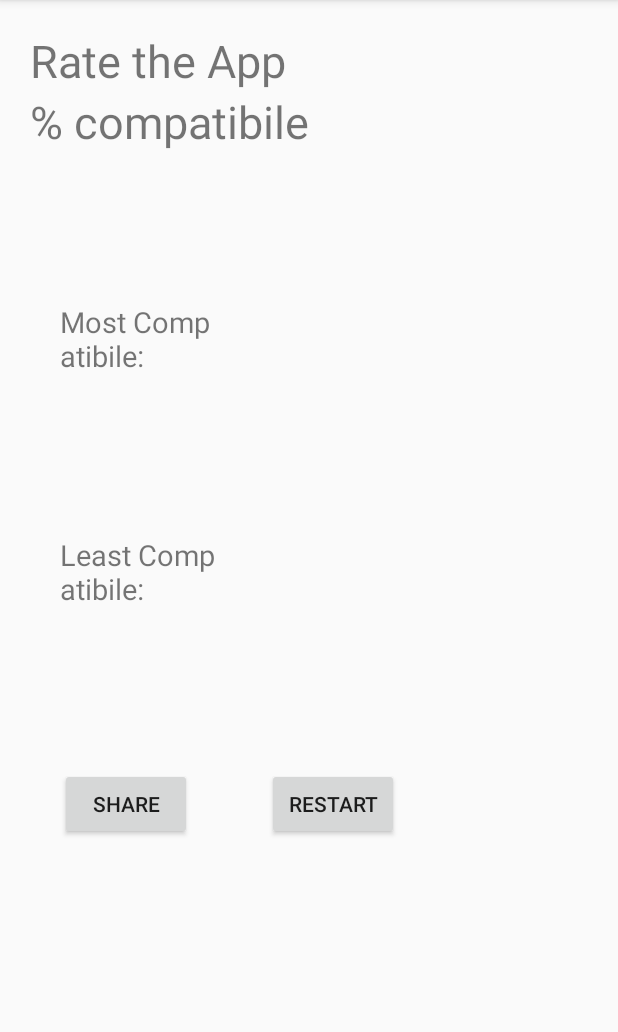
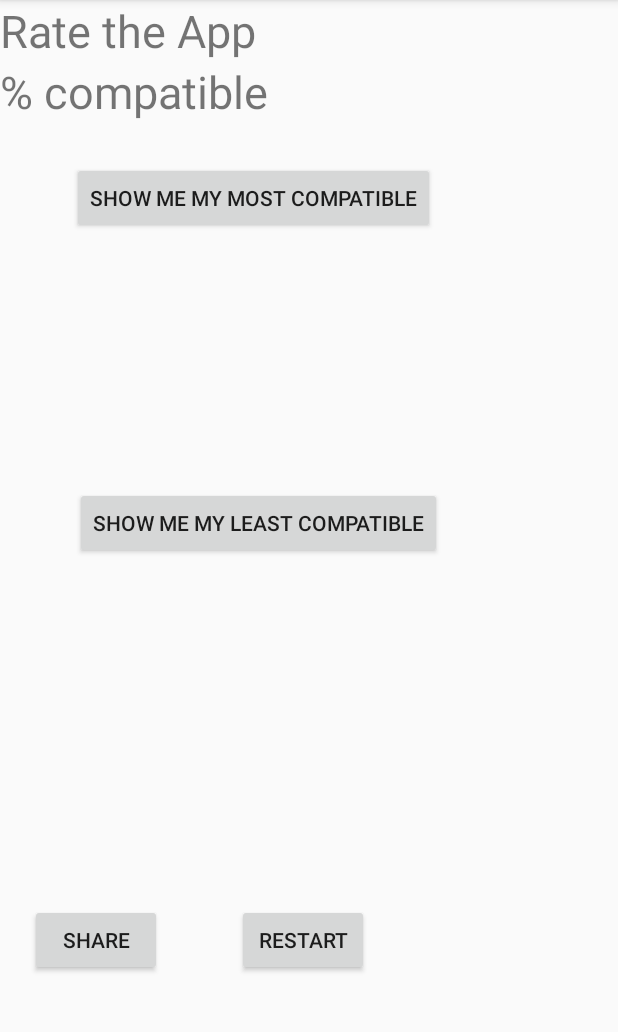
Before and after one commit to kdesai0512/CompatibilityApp, an Android app: the FinalActivity screen opened directly, with no data from a screen before it, on a phone screen of 412 x 824 dp, the part 84-1116 px from its top. Run offline under Robolectric (Android 15) with nearby library versions, the phone set to English and light mode, and no system bars; Roboto replaces fonts that are not available here.

Commit message:
finished printing the most and least compatible except for the age situation.

```diff
--- a/app/src/main/java/com/example/compatibilityapp/FinalActivity.java
+++ b/app/src/main/java/com/example/compatibilityapp/FinalActivity.java
@@ -5,6 +5,8 @@ import androidx.appcompat.app.AppCompatActivity;
 import android.content.Intent;
 import android.os.Bundle;
 import android.view.View;
+import android.widget.Button;
+import android.widget.TextView;
 
 import java.util.ArrayList;
 
@@ -46,6 +48,9 @@ public class FinalActivity extends AppCompatActivity {
     String gamer2, athlete2, musician2, influencer2, cook2, writer2, traveler2, artist2;
     String rich, social, intel, fun, looks;
     String feet, inch, min, max,gender;
+    Button button, button2;
+    TextView text, text2;
+
 
 
     @Override
@@ -53,45 +58,50 @@ public class FinalActivity extends AppCompatActivity {
         super.onCreate(savedInstanceState);
         setContentView(R.layout.activity_final);
 
+        System.out.println("hello");
 
-        Intent intent = getIntent();
-        first_name_str = intent.getStringExtra(MY_FIRST_NAME);
-        last_name_str = intent.getStringExtra(MY_LAST_NAME);
-        b_day = intent.getStringExtra(MY_BIRTHDAY);
-        horoscope = intent.getStringExtra(MY_HOROSCOPE);
+        first_name_str = MY_FIRST_NAME;
+        last_name_str = MY_LAST_NAME;
+        b_day = MY_BIRTHDAY;
+        horoscope = MY_HOROSCOPE;
 
-        gamer2 = intent.getStringExtra(YOUR_GAMER);
-        athlete2 = intent.getStringExtra(YOUR_ATHLETE);
-        musician2 = intent.getStringExtra(YOUR_MUSICIAN);
-        influencer2 = intent.getStringExtra(YOUR_INFLUENCER);
-        cook2 = intent.getStringExtra(YOUR_COOK);
-        writer2 = intent.getStringExtra(YOUR_WRITER);
-        traveler2 = intent.getStringExtra(YOUR_TRAVELER);
-        artist2 = intent.getStringExtra(YOUR_ARTIST);
+        gamer2 = YOUR_GAMER;
+        athlete2 = YOUR_ATHLETE;
+        musician2 = YOUR_MUSICIAN;
+        influencer2 = YOUR_INFLUENCER;
+        cook2 = YOUR_COOK;
+        writer2 = YOUR_WRITER;
+        traveler2 = YOUR_TRAVELER;
+        artist2 = YOUR_ARTIST;
 
-        rich = intent.getStringExtra(RICH_VALUE);
-        social = intent.getStringExtra(SOCIAL_VALUE);
-        intel = intent.getStringExtra(INTEL_VALUE);
-        fun = intent.getStringExtra(FUN_VALUE);
-        looks = intent.getStringExtra(LOOKS_VALUE);
-        feet = intent.getStringExtra(THEIR_FEET);
-        inch = intent.getStringExtra(THEIR_INCHES);
-        min = intent.getStringExtra(THEIR_MIN);
-        max = intent.getStringExtra(THEIR_MAX);
-        gender = intent.getStringExtra(THEIR_GENDER);
+        rich = RICH_VALUE;
+        social = SOCIAL_VALUE;
+        intel = INTEL_VALUE;
+        fun = FUN_VALUE;
+        looks = LOOKS_VALUE;
+        feet = THEIR_FEET;
+        inch = THEIR_INCHES;
+        min = THEIR_MIN;
+        max = THEIR_MAX;
+        gender = THEIR_GENDER;
 
-        gamer1 = intent.getStringExtra(THEIR_GAMER);
-        athlete1 = intent.getStringExtra(THEIR_ATHLETE);
-        musician1 = intent.getStringExtra(THEIR_MUSICIAN);
-        influencer1 = intent.getStringExtra(THEIR_INFLUENCER);
-        cook1 = intent.getStringExtra(THEIR_COOK);
-        writer1 = intent.getStringExtra(THEIR_WRITER);
-        traveler1 = intent.getStringExtra(THEIR_TRAVELER);
-        artist1 = intent.getStringExtra(THEIR_ARTIST);
+        gamer1 = THEIR_GAMER;
+        athlete1 = THEIR_ATHLETE;
+        musician1 = THEIR_MUSICIAN;
+        influencer1 = THEIR_INFLUENCER;
+        cook1 = THEIR_COOK;
+        writer1 = THEIR_WRITER;
+        traveler1 = THEIR_TRAVELER;
+        artist1 = THEIR_ARTIST;
+
+        button = (Button)findViewById(R.id.button4);
+        text=(TextView)findViewById(R.id.textView6);
+        button2 = (Button)findViewById(R.id.button5);
+        text2 = (TextView) findViewById(R.id.textView7);
 
 
 
-        calculations();
+
     }
     public void profile(View v) //ignore this for now?? idk the purpose of that last activity
     {
@@ -165,10 +175,10 @@ public class FinalActivity extends AppCompatActivity {
 
     };
 
-    public void calculations()
+    public void calculations(View v)
     {
-        String age = MY_BIRTHDAY.substring(6);
-        int age2 = Integer.parseInt(age);
+        //String age = MY_BIRTHDAY.substring(6);
+        //int age2 = Integer.parseInt(age);
         String rich = RICH_VALUE;
         int rich2 = Integer.parseInt(rich);
         String social = SOCIAL_VALUE;
@@ -242,12 +252,12 @@ public class FinalActivity extends AppCompatActivity {
 
 
 
-        new Person(MY_FIRST_NAME, MY_LAST_NAME,age2,0, 0, false, MY_HOROSCOPE, rich2, social2, intel2, fun2, looks2, your_gamer2,your_traveler2,your_artist2,your_musician2,
+        new Person(MY_FIRST_NAME, MY_LAST_NAME,0,0, 0, false, MY_HOROSCOPE, rich2, social2, intel2, fun2, looks2, your_gamer2,your_traveler2,your_artist2,your_musician2,
                 your_cook2,your_writer2,your_influencer,your_athlete2, 0);
 
        for (int i = 0; i < people.length; i++)
        {
-           if(Math.abs(people[i].getAge() - age2) <=15)
+          // if(Math.abs(people[i].getAge() - age2) <=15)
            {
                if (people[i].getFeet() >= feet2 && people[i].getInches() >= inches2)
                {
@@ -305,12 +315,27 @@ public class FinalActivity extends AppCompatActivity {
 
            }
        }
+        int max = 0;
+        int index = 0;
+        for (int i = 0; i < people.length; i++) {
+            if (people[i].getPoints() > max) {
+                max = people[i].getPoints();
+                index = i;
+            }
+        }
+
+        int min = people[0].getPoints();
+        int index2 = 0;
+        for (int i = 1; i < people.length; i++) {
+            if (people[i].getPoints() > 0 && people[i].getPoints() < min) {
+                min = people[i].getPoints();
+                index2 = i;
+            }
+        }
 
 
-
-
-    System.out.println(people[4].toString());
-
+        text.setText(people[index].toString());
+        text2.setText(people[index2].toString());
 
     }
 
--- a/app/src/main/java/com/example/compatibilityapp/Person.java
+++ b/app/src/main/java/com/example/compatibilityapp/Person.java
@@ -202,7 +202,7 @@ public class Person
     }
 
     public String toString() {
-        String r = "There is " + getPoints() + ".";
+        String r = "Name: " + getFirstName() + " " + getLastName() + "\nAge: " + getAge() + "\nPoints: " + getPoints();
         return r;
     }
 }
--- a/app/src/main/res/layout/activity_final.xml
+++ b/app/src/main/res/layout/activity_final.xml
@@ -1,10 +1,14 @@
 <?xml version="1.0" encoding="utf-8"?>
-<androidx.constraintlayout.widget.ConstraintLayout xmlns:android="http://schemas.android.com/apk/res/android"
+<ScrollView  xmlns:android="http://schemas.android.com/apk/res/android"
     xmlns:app="http://schemas.android.com/apk/res-auto"
     xmlns:tools="http://schemas.android.com/tools"
     android:layout_width="match_parent"
     android:layout_height="match_parent"
-    android:layout_margin="@dimen/margin"
+    tools:context=".FinalActivity">
+
+<androidx.constraintlayout.widget.ConstraintLayout
+    android:layout_width="match_parent"
+    android:layout_height="wrap_content"
     tools:context=".FinalActivity">
 
     <TextView
@@ -21,32 +25,59 @@
         android:layout_width="wrap_content"
         android:layout_height="wrap_content"
         android:textSize="@dimen/textSize"
-        android:text="% compatibile"
+        android:text="% compatible"
         app:layout_constraintStart_toStartOf="parent"
         app:layout_constraintTop_toBottomOf="@+id/textView5"></TextView>
 
+    <Button
+        android:id="@+id/button4"
+        android:layout_width="wrap_content"
+        android:layout_height="wrap_content"
+        android:layout_marginStart="48dp"
+        android:onClick="calculations"
+        android:text="Show Me My Most Compatible"
+        app:layout_constraintBottom_toBottomOf="parent"
+        app:layout_constraintEnd_toEndOf="parent"
+        app:layout_constraintHorizontal_bias="0.0"
+        app:layout_constraintStart_toStartOf="parent"
+        app:layout_constraintTop_toBottomOf="@+id/compatibility"
+        app:layout_constraintVertical_bias="0.051"></Button>
+
+    <!-- Add the GIF view thingy -->
+
     <TextView
         android:id="@+id/textView6"
-        android:layout_width="@dimen/width"
-        android:layout_height="@dimen/height"
-        android:text="@string/mostComp"
+        android:layout_width="wrap_content"
+        android:layout_height="wrap_content"
+        android:layout_marginStart="124dp"
+        android:textColor="@color/black"
+        android:layout_marginTop="56dp"
         android:textSize="@dimen/infoTextSize"
-        android:layout_marginStart="@dimen/margin"
-        android:layout_marginTop="@dimen/marginTop"
         app:layout_constraintStart_toStartOf="parent"
-        app:layout_constraintTop_toBottomOf="@+id/compatibility"></TextView>
+        app:layout_constraintTop_toBottomOf="@id/button4"></TextView>
+
+    <Button
+        android:id="@+id/button5"
+        android:layout_width="wrap_content"
+        android:layout_height="wrap_content"
+        android:text="Show Me My Least Compatible"
+        app:layout_constraintBottom_toBottomOf="parent"
+        app:layout_constraintEnd_toEndOf="parent"
+        app:layout_constraintHorizontal_bias="0.298"
+        app:layout_constraintStart_toStartOf="parent"
+        app:layout_constraintTop_toBottomOf="@+id/textView6"
+        app:layout_constraintVertical_bias="0.238"></Button>
 
     <TextView
         android:id="@+id/textView7"
-        android:layout_width="@dimen/width"
-        android:layout_height="@dimen/height"
-        android:text="@string/leastComp"
+        android:layout_width="wrap_content"
+        android:layout_height="wrap_content"
+        android:textColor="@color/black"
+        android:layout_marginStart="140dp"
+        android:layout_marginTop="104dp"
         android:textSize="@dimen/infoTextSize"
-        android:layout_marginStart="@dimen/margin"
-        android:layout_marginTop="@dimen/marginTop"
         app:layout_constraintStart_toStartOf="parent"
-        app:layout_constraintTop_toBottomOf="@+id/textView6" />
-    <!-- Add the GIF view thingy -->
+        app:layout_constraintTop_toBottomOf="@+id/button5" />
 
     <Button
         android:id="@+id/button"
@@ -69,3 +100,5 @@
 
 
 </androidx.constraintlayout.widget.ConstraintLayout>
+
+    </ScrollView>
--- a/app/src/main/res/layout/activity_main.xml
+++ b/app/src/main/res/layout/activity_main.xml
@@ -18,6 +18,7 @@
 
     </pl.droidsonroids.gif.GifImageView>
 
+   <!--
     <TextView
         android:id="@+id/PickOption"
         android:layout_width="wrap_content"
@@ -30,7 +31,10 @@
         android:textSize="29dp"
         app:layout_constraintStart_toStartOf="parent"
         app:layout_constraintTop_toBottomOf="@+id/logo" />
+        -->
 
+
+   <!--
     <Button
         android:id="@+id/button2"
         android:layout_width="wrap_content"
@@ -41,6 +45,7 @@
         android:text="@string/celeb"
         app:layout_constraintStart_toStartOf="parent"
         app:layout_constraintTop_toBottomOf="@+id/PickOption" />
+        -->
 
     <Button
         android:id="@+id/button3"
@@ -52,7 +57,7 @@
         android:onClick="getToKnow"
         android:text="@string/show_person"
         app:layout_constraintStart_toStartOf="parent"
-        app:layout_constraintTop_toBottomOf="@+id/button2" />
+        app:layout_constraintTop_toBottomOf="@+id/logo" />
 
     <Switch
         android:id="@+id/switch1"
--- a/app/src/main/res/values/AllisonStrings.xml
+++ b/app/src/main/res/values/AllisonStrings.xml
@@ -10,8 +10,8 @@
     <string name="maximum">Max</string>
     <string name="gender">Gender:</string>
     <string name="rate">Rate the App</string>
-    <string name="mostComp">Most Compatibile:</string>
-    <string name="leastComp">Least Compatibile:</string>
+    <string name="mostComp">Most Compatible:</string>
+    <string name="leastComp">Least Compatible:</string>
     <string name="share">Share</string>
     <string name="restart">Restart</string>
     <string name="next">Next</string>
```
